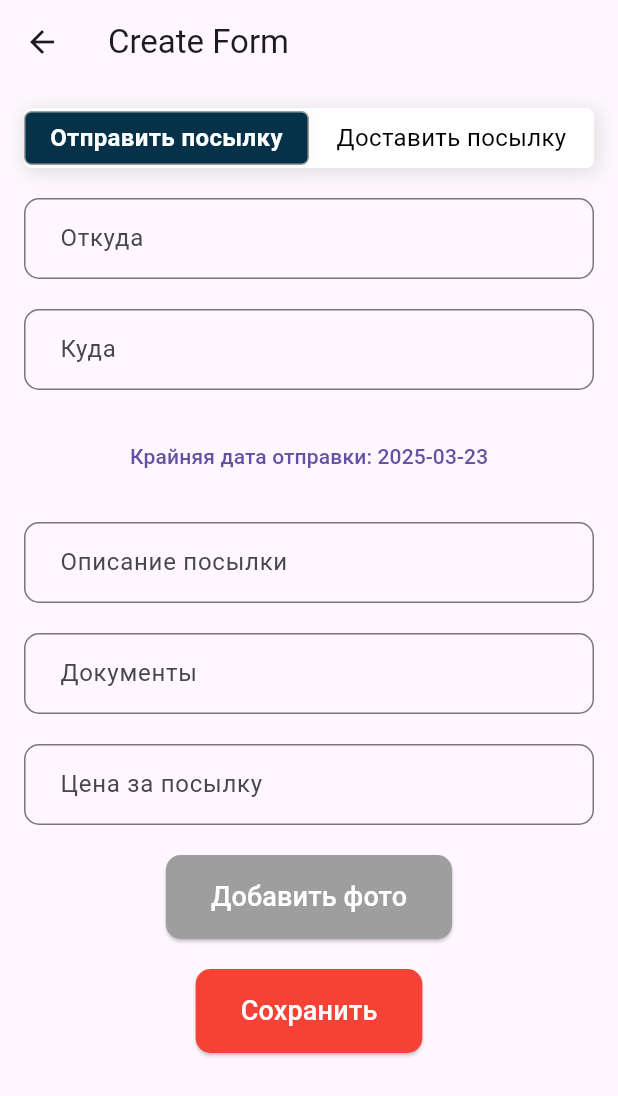
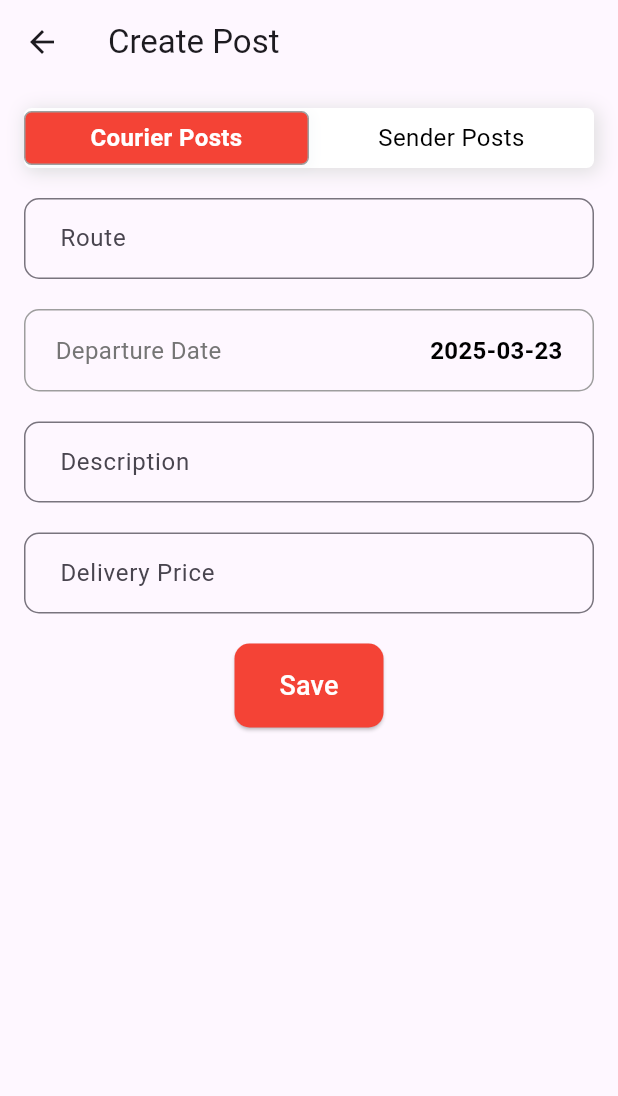
Before and after one commit to oral0005/frontgrok, a Flutter app: the CreateFormScreen screen opened directly, on a phone screen of 412 x 824 dp. Shown: the top 1096 px of the screen. Run offline on Flutter 3.47's test engine with Material 3 defaults, Android fonts, the phone set to English and light mode, and no system bars; our stand-ins replace shared_preferences; accounts and stored records are empty.

Commit message:
create form designed

```diff
--- a/lib/pages/create_form_screen.dart
+++ b/lib/pages/create_form_screen.dart
@@ -1,9 +1,8 @@
-//pages/create_form_screen.dart
 import 'package:flutter/material.dart';
 import '../widgets/custom_text_field.dart';
 import '../widgets/custom_button.dart';
 import '../services/api_service.dart';
-import '../widgets/appinio_animated_toggle_tab.dart'; // Import the local widget
+import '../widgets/appinio_animated_toggle_tab.dart';
 
 class CreateFormScreen extends StatefulWidget {
   final VoidCallback? onPostCreated;
@@ -15,17 +14,15 @@ class CreateFormScreen extends StatefulWidget {
 }
 
 class _CreateFormScreenState extends State<CreateFormScreen> {
-  final _fromController = TextEditingController();
   final _routeController = TextEditingController();
   final _priceController = TextEditingController();
   final _descriptionController = TextEditingController();
-  final _documentsController = TextEditingController();
   DateTime _departureTime = DateTime.now();
   final ApiService _apiService = ApiService();
   int _selectedTabIndex = 0;
   bool _isLoading = false;
 
-  final Color kDarkBlueColor = const Color(0xFF053149);
+  final Color kRedColor = Colors.red; // Используем красный цвет из дизайна
   final BoxShadow kDefaultBoxshadow = const BoxShadow(
     color: Color(0xFFDFDFDF),
     spreadRadius: 1,
@@ -42,16 +39,16 @@ class _CreateFormScreenState extends State<CreateFormScreen> {
     setState(() => _isLoading = true);
     try {
       if (_selectedTabIndex == 0) {
-        // Create Sender Post ("Отправить посылку")
-        await _apiService.createSenderPost(
+        // Create courier post (now index 0)
+        await _apiService.createCourierPost(
           _routeController.text,
           _departureTime,
           double.tryParse(_priceController.text) ?? 0.0,
           _descriptionController.text,
         );
       } else {
-        // Create Courier Post ("Доставить посылку")
-        await _apiService.createCourierPost(
+        // Create sender post (now index 1)
+        await _apiService.createSenderPost(
           _routeController.text,
           _departureTime,
           double.tryParse(_priceController.text) ?? 0.0,
@@ -77,20 +74,42 @@ class _CreateFormScreenState extends State<CreateFormScreen> {
     ScaffoldMessenger.of(context).showSnackBar(SnackBar(content: Text(message)));
   }
 
+  Future<void> _selectDate() async {
+    final pickedDate = await showDatePicker(
+      context: context,
+      initialDate: DateTime.now(),
+      firstDate: DateTime.now(),
+      lastDate: DateTime(2100),
+      builder: (context, child) {
+        return Theme(
+          data: ThemeData.light().copyWith(
+            colorScheme: const ColorScheme.light(
+              primary: Colors.red, // Красный акцент для date picker
+              onPrimary: Colors.white,
+            ),
+            dialogBackgroundColor: Colors.white,
+          ),
+          child: child!,
+        );
+      },
+    );
+    if (pickedDate != null && mounted) {
+      setState(() => _departureTime = pickedDate);
+    }
+  }
+
   @override
   void dispose() {
-    _fromController.dispose();
     _routeController.dispose();
     _priceController.dispose();
     _descriptionController.dispose();
-    _documentsController.dispose();
     super.dispose();
   }
 
   @override
   Widget build(BuildContext context) {
     return Scaffold(
-      appBar: AppBar(title: const Text('Create Form')),
+      appBar: AppBar(title: const Text('Create Post')),
       body: Stack(
         children: [
           Padding(
@@ -107,17 +126,15 @@ class _CreateFormScreenState extends State<CreateFormScreen> {
                       });
                     },
                     tabTexts: const [
-                      'Отправить посылку',
-                      'Доставить посылку',
+                      'Courier Posts', // Теперь первая вкладка
+                      'Sender Posts',  // Теперь вторая вкладка
                     ],
                     height: 40,
-                    width: MediaQuery.of(context).size.width - 32, // Adjust for padding
+                    width: MediaQuery.of(context).size.width - 32,
                     boxDecoration: BoxDecoration(
                       color: Colors.white,
                       borderRadius: BorderRadius.circular(5),
-                      boxShadow: [
-                        kDefaultBoxshadow,
-                      ],
+                      boxShadow: [kDefaultBoxshadow],
                     ),
                     animatedBoxDecoration: BoxDecoration(
                       boxShadow: [
@@ -128,14 +145,9 @@ class _CreateFormScreenState extends State<CreateFormScreen> {
                           offset: const Offset(2, 2),
                         ),
                       ],
-                      color: kDarkBlueColor,
-                      borderRadius: const BorderRadius.all(
-                        Radius.circular(5),
-                      ),
-                      border: Border.all(
-                        color: Colors.grey,
-                        width: 1,
-                      ),
+                      color: kRedColor, // Красный цвет для активной вкладки
+                      borderRadius: const BorderRadius.all(Radius.circular(5)),
+                      border: Border.all(color: Colors.grey, width: 1),
                     ),
                     activeStyle: const TextStyle(
                       fontSize: 16,
@@ -149,39 +161,49 @@ class _CreateFormScreenState extends State<CreateFormScreen> {
                     ),
                   ),
                   const SizedBox(height: 20),
-                  CustomTextField(label: 'Откуда', controller: _fromController),
+                  CustomTextField(label: 'Route', controller: _routeController),
                   const SizedBox(height: 20),
-                  CustomTextField(label: 'Куда', controller: _routeController),
-                  const SizedBox(height: 20),
-                  TextButton(
-                    onPressed: () async {
-                      final pickedDate = await showDatePicker(
-                        context: context,
-                        initialDate: DateTime.now(),
-                        firstDate: DateTime.now(),
-                        lastDate: DateTime(2100),
-                      );
-                      if (pickedDate != null && mounted) {
-                        setState(() => _departureTime = pickedDate);
-                      }
-                    },
-                    child: Text('Крайняя дата отправки: ${_departureTime.toString().split(' ')[0]}'),
+                  GestureDetector(
+                    onTap: _selectDate,
+                    child: Container(
+                      padding: const EdgeInsets.symmetric(vertical: 15, horizontal: 20),
+                      decoration: BoxDecoration(
+                        border: Border.all(color: Colors.grey),
+                        borderRadius: BorderRadius.circular(10),
+                      ),
+                      child: Row(
+                        mainAxisAlignment: MainAxisAlignment.spaceBetween,
+                        children: [
+                          Text(
+                            'Departure Date',
+                            style: TextStyle(
+                              fontSize: 16,
+                              color: Colors.grey[600],
+                            ),
+                          ),
+                          Text(
+                            _departureTime.toString().split(' ')[0],
+                            style: const TextStyle(
+                              fontSize: 16,
+                              fontWeight: FontWeight.bold,
+                              color: Colors.black,
+                            ),
+                          ),
+                        ],
+                      ),
+                    ),
                   ),
                   const SizedBox(height: 20),
-                  CustomTextField(label: 'Описание посылки', controller: _descriptionController),
-                  const SizedBox(height: 20),
-                  CustomTextField(label: 'Документы', controller: _documentsController),
+                  CustomTextField(label: 'Description', controller: _descriptionController),
                   const SizedBox(height: 20),
                   CustomTextField(
-                    label: _selectedTabIndex == 0 ? 'Цена за посылку' : 'Цена за доставку',
+                    label: _selectedTabIndex == 0 ? 'Delivery Price' : 'Parcel Price',
                     controller: _priceController,
                     keyboardType: TextInputType.number,
                   ),
                   const SizedBox(height: 20),
-                  CustomButton(text: 'Добавить фото', onPressed: () {}, color: Colors.grey),
-                  const SizedBox(height: 20),
                   CustomButton(
-                    text: 'Сохранить',
+                    text: 'Save',
                     onPressed: _isLoading ? null : _createPost,
                     color: Colors.red,
                   ),
```
